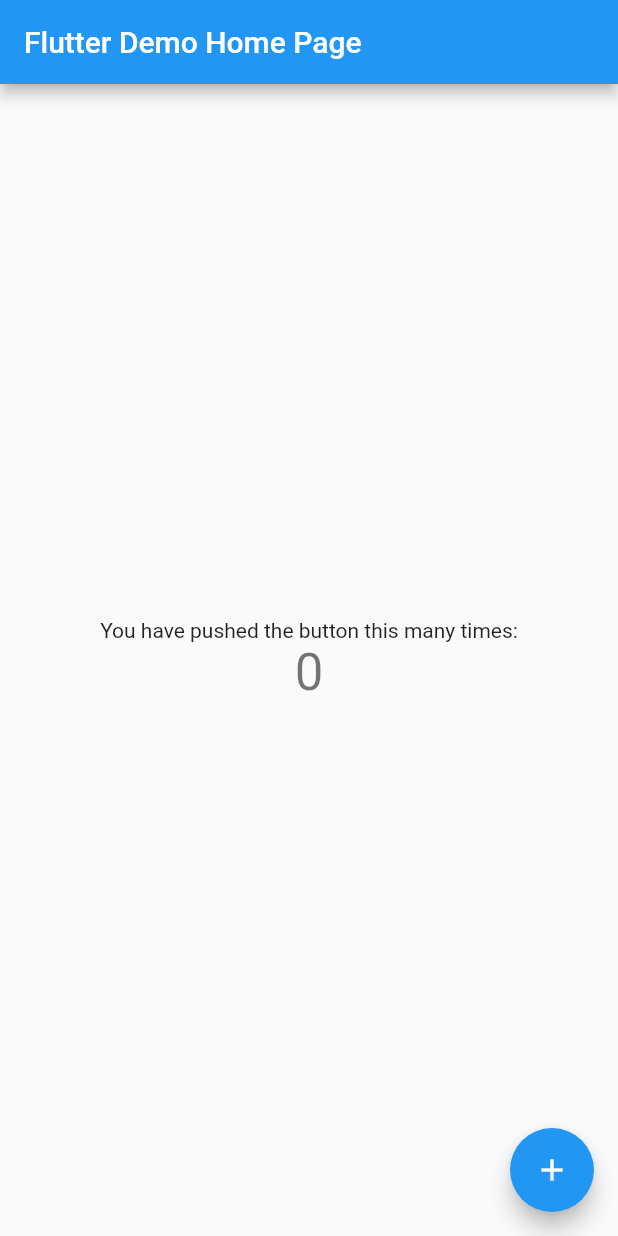
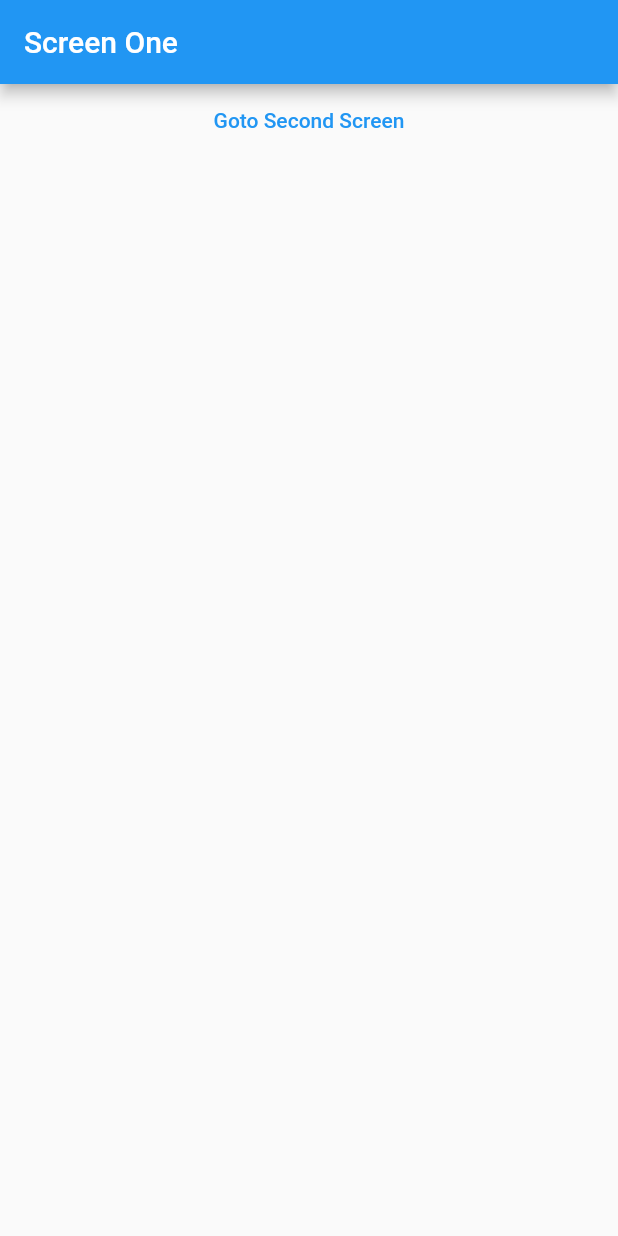
Before and after one commit to umeriplex/getX-Flutter, a Flutter app: the screen it shows after launch, on a phone screen of 412 x 824 dp. Run offline on Flutter 3.47's test engine with Material 2 defaults, Android fonts, the phone set to English and light mode, and no system bars; our stand-ins replace get.

Commit message:
routing simple

```diff
--- a/lib/main.dart
+++ b/lib/main.dart
@@ -1,4 +1,11 @@
 import 'package:flutter/material.dart';
+import 'package:get/get.dart';
+import 'package:getx_flutter/routing/screen_one.dart';
+import 'package:getx_flutter/routing/screen_three.dart';
+import 'package:getx_flutter/routing/screen_two.dart';
+import 'package:getx_flutter/theme.dart';
+
+import 'home_view.dart';
 
 void main() {
   runApp(const MyApp());
@@ -10,106 +17,16 @@ class MyApp extends StatelessWidget {
   // This widget is the root of your application.
   @override
   Widget build(BuildContext context) {
-    return MaterialApp(
-      title: 'Flutter Demo',
+    return GetMaterialApp(
       theme: ThemeData(
-        // This is the theme of your application.
-        //
-        // Try running your application with "flutter run". You'll see the
-        // application has a blue toolbar. Then, without quitting the app, try
-        // changing the primarySwatch below to Colors.green and then invoke
-        // "hot reload" (press "r" in the console where you ran "flutter run",
-        // or simply save your changes to "hot reload" in a Flutter IDE).
-        // Notice that the counter didn't reset back to zero; the application
-        // is not restarted.
         primarySwatch: Colors.blue,
       ),
-      home: const MyHomePage(title: 'Flutter Demo Home Page'),
+      home: ScreenOne(),
+      getPages: [
+        GetPage(name: '/', page: () => const ScreenOne()),
+        GetPage(name: '/stwo', page: () => ScreenTwo()),
+        GetPage(name: '/sthree', page: () => const ScreenThree()),
+      ],
     );
   }
 }
-
-class MyHomePage extends StatefulWidget {
-  const MyHomePage({super.key, required this.title});
-
-  // This widget is the home page of your application. It is stateful, meaning
-  // that it has a State object (defined below) that contains fields that affect
-  // how it looks.
-
-  // This class is the configuration for the state. It holds the values (in this
-  // case the title) provided by the parent (in this case the App widget) and
-  // used by the build method of the State. Fields in a Widget subclass are
-  // always marked "final".
-
-  final String title;
-
-  @override
-  State<MyHomePage> createState() => _MyHomePageState();
-}
-
-class _MyHomePageState extends State<MyHomePage> {
-  int _counter = 0;
-
-  void _incrementCounter() {
-    setState(() {
-      // This call to setState tells the Flutter framework that something has
-      // changed in this State, which causes it to rerun the build method below
-      // so that the display can reflect the updated values. If we changed
-      // _counter without calling setState(), then the build method would not be
-      // called again, and so nothing would appear to happen.
-      _counter++;
-    });
-  }
-
-  @override
-  Widget build(BuildContext context) {
-    // This method is rerun every time setState is called, for instance as done
-    // by the _incrementCounter method above.
-    //
-    // The Flutter framework has been optimized to make rerunning build methods
-    // fast, so that you can just rebuild anything that needs updating rather
-    // than having to individually change instances of widgets.
-    return Scaffold(
-      appBar: AppBar(
-        // Here we take the value from the MyHomePage object that was created by
-        // the App.build method, and use it to set our appbar title.
-        title: Text(widget.title),
-      ),
-      body: Center(
-        // Center is a layout widget. It takes a single child and positions it
-        // in the middle of the parent.
-        child: Column(
-          // Column is also a layout widget. It takes a list of children and
-          // arranges them vertically. By default, it sizes itself to fit its
-          // children horizontally, and tries to be as tall as its parent.
-          //
-          // Invoke "debug painting" (press "p" in the console, choose the
-          // "Toggle Debug Paint" action from the Flutter Inspector in Android
-          // Studio, or the "Toggle Debug Paint" command in Visual Studio Code)
-          // to see the wireframe for each widget.
-          //
-          // Column has various properties to control how it sizes itself and
-          // how it positions its children. Here we use mainAxisAlignment to
-          // center the children vertically; the main axis here is the vertical
-          // axis because Columns are vertical (the cross axis would be
-          // horizontal).
-          mainAxisAlignment: MainAxisAlignment.center,
-          children: <Widget>[
-            const Text(
-              'You have pushed the button this many times:',
-            ),
-            Text(
-              '$_counter',
-              style: Theme.of(context).textTheme.headline4,
-            ),
-          ],
-        ),
-      ),
-      floatingActionButton: FloatingActionButton(
-        onPressed: _incrementCounter,
-        tooltip: 'Increment',
-        child: const Icon(Icons.add),
-      ), // This trailing comma makes auto-formatting nicer for build methods.
-    );
-  }
-}
--- /dev/null
+++ b/lib/routing/screen_one.dart
@@ -0,0 +1,36 @@
+import 'package:flutter/material.dart';
+import 'package:get/get.dart';
+
+class ScreenOne extends StatefulWidget {
+  const ScreenOne({Key? key}) : super(key: key);
+
+  @override
+  State<ScreenOne> createState() => _ScreenOneState();
+}
+
+class _ScreenOneState extends State<ScreenOne> {
+  @override
+  Widget build(BuildContext context) {
+    return Scaffold(
+      appBar: AppBar(
+        title: const Text("Screen One"),
+      ),
+      body: Center(
+        child: Column(
+          children: [
+            TextButton(
+              onPressed: () {
+                Get.toNamed('/stwo',arguments: [
+                  'Umer Iftikhar',
+                  '22',
+                  'Software Engineer',
+                ]);
+              },
+              child: const Text('Goto Second Screen'),
+            ),
+          ],
+        ),
+      ),
+    );
+  }
+}
--- a/pubspec.yaml
+++ b/pubspec.yaml
@@ -36,6 +36,7 @@ dependencies:
   # The following adds the Cupertino Icons font to your application.
   # Use with the CupertinoIcons class for iOS style icons.
   cupertino_icons: ^1.0.2
+  get: ^4.6.5
 
 dev_dependencies:
   flutter_test:
```
Also changed, not shown: lib/home_view.dart (added, +34 -0 lines), lib/routing/screen_three.dart (added, +37 -0 lines), lib/routing/screen_two.dart (added, +39 -0 lines), lib/theme.dart (added, +78 -0 lines), pubspec.lock.
